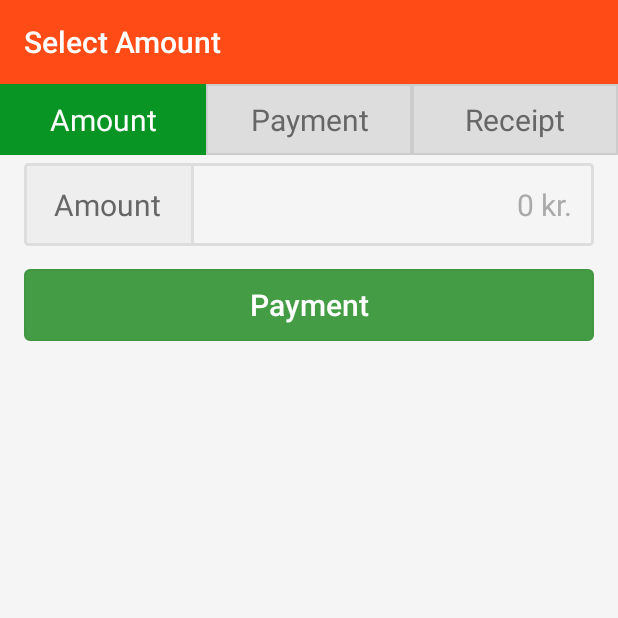
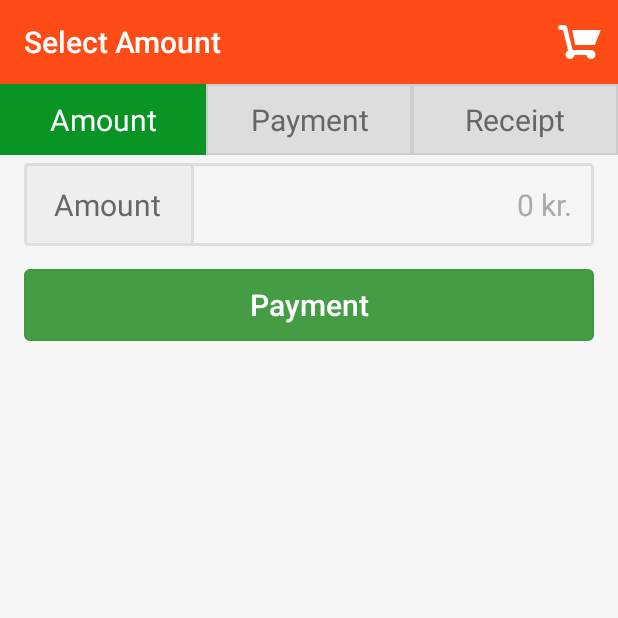
Before and after one commit to sindri55/SwipingApp, an Android app: the MainActivity screen opened directly, with no data from a screen before it, on a phone screen of 412 x 824 dp, the top half of it. Run offline under Robolectric (Android 15) with nearby library versions, the phone set to English and light mode, and no system bars; libraries missing offline, so code that uses them is left out: com.mikepenz.materialdrawer; 13 statements that could not run were skipped.

Commit message:
1) Added a cart image button in the toolbar 2) Removed unwanted code

```diff
--- a/app/src/main/java/com/example/swipingapp/activities/main/MainActivity.java
+++ b/app/src/main/java/com/example/swipingapp/activities/main/MainActivity.java
@@ -10,6 +10,7 @@ import android.support.v7.app.AppCompatActivity;
 import android.support.v7.widget.Toolbar;
 import android.util.Log;
 import android.view.View;
+import android.widget.ImageButton;
 
 import com.example.swipingapp.DTOs.UserDTO;
 import com.example.swipingapp.R;
@@ -54,6 +55,7 @@ public class MainActivity extends AppCompatActivity implements IFragmentListener
     // region UI references
 
     private Toolbar mToolbarView;
+    private ImageButton mCartImageButton;
 
     //endregion
 
@@ -81,6 +83,9 @@ public class MainActivity extends AppCompatActivity implements IFragmentListener
         mToolbarView = (Toolbar) findViewById(R.id.toolbar);
         mToolbarView.setTitle("");
         setSupportActionBar(mToolbarView);
+
+        mCartImageButton = (ImageButton) mToolbarView.findViewById(R.id.btn_cart);
+        mCartImageButton.setOnClickListener(new CartButtonClickListener());
 
         mFragmentManager.addOnBackStackChangedListener(this);
 
@@ -138,8 +143,6 @@ public class MainActivity extends AppCompatActivity implements IFragmentListener
         mDrawerItems.add(DrawerItem.PROFILE.getDrawerItem());
         mDrawerItems.add(DrawerItem.HISTORY.getDrawerItem());
         mDrawerItems.add(DrawerItem.SETTINGS.getDrawerItem());
-        // TODO: REMOVE
-        mDrawerItems.add(DrawerItem.CHECKOUT.getDrawerItem());
     }
 
     private void selectItem(int id) {
@@ -176,12 +179,6 @@ public class MainActivity extends AppCompatActivity implements IFragmentListener
                 case LOG_OUT:
                     Intent intent = new Intent(MainActivity.this, LoginActivity.class);
                     startActivity(intent);
-                    break;
-
-                // TODO: REMOVE
-                case CHECKOUT:
-                    ft.replace(R.id.fragment_container, new CheckoutFragment(), CheckoutFragment.TAG);
-                    ft.commit();
                     break;
             }
         }
@@ -258,8 +255,25 @@ public class MainActivity extends AppCompatActivity implements IFragmentListener
 
         @Override
         public void onClick(View v) {
-            // TODO: Set title or some?
             mFragmentManager.popBackStack();
+        }
+    }
+
+    private class CartButtonClickListener implements ImageButton.OnClickListener {
+
+        @Override
+        public void onClick(View v) {
+            // Clear the stack
+            clearBackStack();
+
+            // Set the "Make a Transaction" item as selected
+            if(mDrawerItems != null && mDrawerItems.size() > 0) {
+                mDrawer.setSelection(mDrawerItems.get(0));
+            }
+
+            FragmentTransaction ft = mFragmentManager.beginTransaction();
+            ft.replace(R.id.fragment_container, new CheckoutFragment(), CheckoutFragment.TAG);
+            ft.commit();
         }
     }
 
--- a/app/src/main/java/com/example/swipingapp/enums/DrawerItem.java
+++ b/app/src/main/java/com/example/swipingapp/enums/DrawerItem.java
@@ -1,11 +1,9 @@
 package com.example.swipingapp.enums;
 
 import android.content.Context;
-import android.support.v4.app.Fragment;
 
 import com.example.swipingapp.R;
 import com.example.swipingapp.extensions.App;
-import com.example.swipingapp.fragments.payment.AmountFragment;
 import com.mikepenz.materialdrawer.model.PrimaryDrawerItem;
 
 public enum DrawerItem {
@@ -18,10 +16,7 @@ public enum DrawerItem {
     HISTORY             (3),
     SETTINGS            (4),
 
-    LOG_OUT             (100),
-
-    // TODO: Remove
-    CHECKOUT            (900);
+    LOG_OUT             (100);
 
     // endregion
 
@@ -56,10 +51,6 @@ public enum DrawerItem {
 
             case 100:
                 return LOG_OUT;
-
-            // TODO: REMOVE
-            case 900:
-                return CHECKOUT;
         }
 
         return null;
@@ -110,14 +101,6 @@ public enum DrawerItem {
                         .withName(appContext.getString(R.string.drawer_item_name_log_out))
                         .withIcon(R.mipmap.ic_launcher);    // TODO: Find icon
 
-
-            // TODO: REMOVE
-            case CHECKOUT:
-                return new PrimaryDrawerItem()
-                        .withIdentifier(this.getIdentifier())
-                        .withName("Checkout")
-                        .withIcon(R.mipmap.ic_launcher);
-
         }
 
         return new PrimaryDrawerItem();
--- a/app/src/main/res/layout/toolbar.xml
+++ b/app/src/main/res/layout/toolbar.xml
@@ -2,9 +2,20 @@
     xmlns:android="http://schemas.android.com/apk/res/android"
     android:theme="@style/ThemeOverlay.AppCompat.Dark.ActionBar"
     android:id="@+id/toolbar"
-    android:layout_height="wrap_content"
+    android:layout_height="?attr/actionBarSize"
     android:layout_width="match_parent"
     android:fitsSystemWindows="true"
-    android:minHeight="?attr/actionBarSize"
     android:background="?attr/colorPrimaryDark">
+
+    <ImageButton
+        android:id="@+id/btn_cart"
+        android:layout_width="wrap_content"
+        android:layout_height="wrap_content"
+        android:src="@drawable/ic_action_cart_white"
+        android:background="@color/transparent"
+        android:layout_gravity="end"
+        android:layout_marginEnd="10dp"
+        android:layout_marginRight="10dp"
+        android:contentDescription="@string/content_description_image_cart" />
+
 </android.support.v7.widget.Toolbar>
--- a/app/src/main/res/values/strings.xml
+++ b/app/src/main/res/values/strings.xml
@@ -7,6 +7,7 @@
     <!-- Content Descriptions -->
     <string name="content_description_image_background">Background Image</string>
     <string name="content_description_image_logo">Logo Image</string>
+    <string name="content_description_image_cart">Cart Image</string>
 
     <!-- Dialogs -->
     <string name="dialog_btn_close">Close</string>
```
Also changed, not shown: app/src/main/res/drawable-hdpi/ic_action_cart_white.png (added), app/src/main/res/drawable-ldpi/ic_action_cart_white.png (added), app/src/main/res/drawable-mdpi/ic_action_cart_white.png (added), app/src/main/res/drawable-tvdpi/ic_action_cart_white.png (added), app/src/main/res/drawable-xhdpi/ic_action_cart_white.png (added), app/src/main/res/drawable-xxhdpi/ic_action_cart_white.png (added), app/src/main/res/drawable-xxxhdpi/ic_action_cart_white.png (added).
